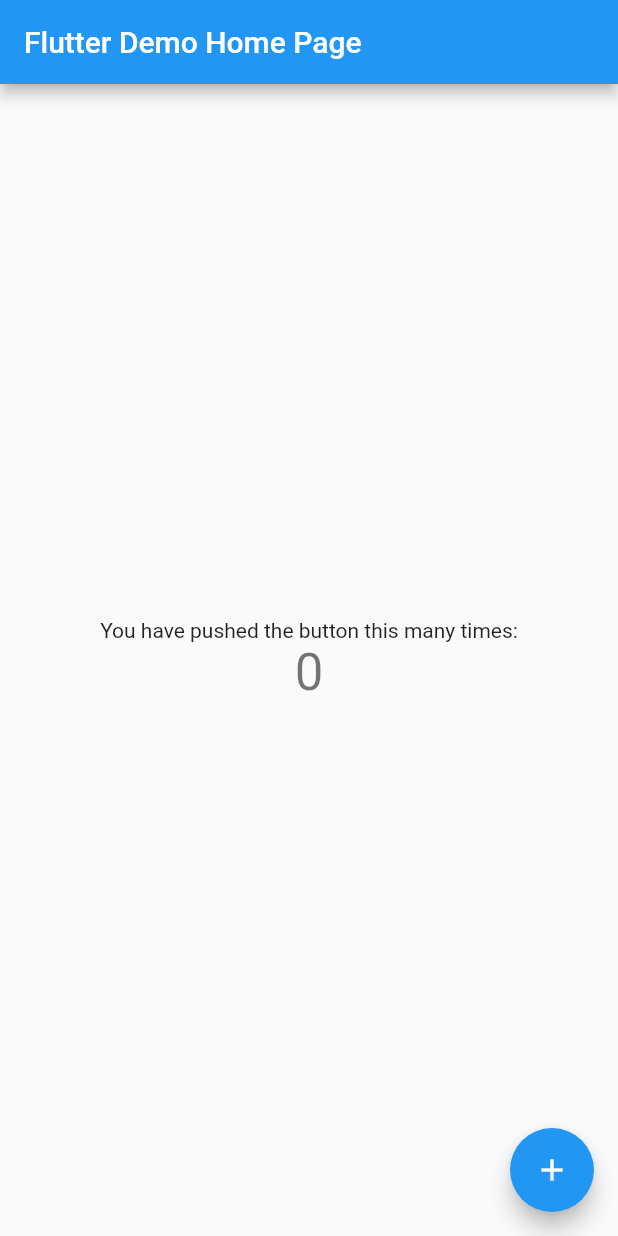
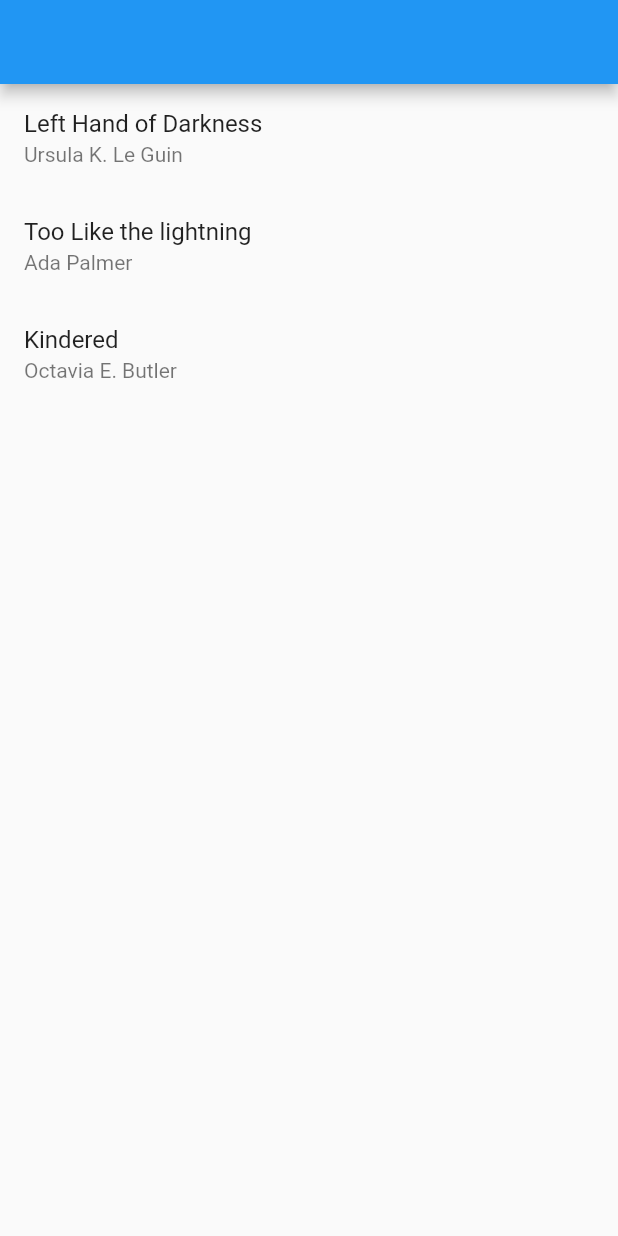
Before and after one commit to kaleidot725-flutter/navigator, a Flutter app: the screen it shows after launch, on a phone screen of 412 x 824 dp. Run offline on Flutter 3.47's test engine with Material 2 defaults, Android fonts, the phone set to English and light mode, and no system bars.

Commit message:
feat: navigator 2.0 sample

```diff
--- /dev/null
+++ b/navigator_sample/lib/book.dart
@@ -0,0 +1,6 @@
+class Book {
+  final String title;
+  final String author;
+
+  Book(this.title, this.author);
+}
--- a/navigator_sample/lib/main.dart
+++ b/navigator_sample/lib/main.dart
@@ -1,115 +1,128 @@
 import 'package:flutter/material.dart';
+import 'package:navigator_sample/book.dart';
 
 void main() {
-  runApp(const MyApp());
+  runApp(BooksApp());
 }
 
-class MyApp extends StatelessWidget {
-  const MyApp({Key? key}) : super(key: key);
+class BooksApp extends StatefulWidget {
+  @override
+  State<StatefulWidget> createState() => _BooksAppState();
+}
 
-  // This widget is the root of your application.
+class _BooksAppState extends State<BooksApp> {
+  Book? _selectedBook;
+
+  List<Book> books = [
+    Book('Left Hand of Darkness', "Ursula K. Le Guin"),
+    Book('Too Like the lightning', 'Ada Palmer'),
+    Book('Kindered', 'Octavia E. Butler'),
+  ];
+
   @override
   Widget build(BuildContext context) {
     return MaterialApp(
-      title: 'Flutter Demo',
-      theme: ThemeData(
-        // This is the theme of your application.
-        //
-        // Try running your application with "flutter run". You'll see the
-        // application has a blue toolbar. Then, without quitting the app, try
-        // changing the primarySwatch below to Colors.green and then invoke
-        // "hot reload" (press "r" in the console where you ran "flutter run",
-        // or simply save your changes to "hot reload" in a Flutter IDE).
-        // Notice that the counter didn't reset back to zero; the application
-        // is not restarted.
-        primarySwatch: Colors.blue,
+      title: 'Books App',
+      home: Navigator(
+        pages: [
+          MaterialPage(
+            key: const ValueKey('BooksListPage'),
+            child: BookListScreen(
+              books: books,
+              onTapped: _handleBookTapped,
+            ),
+          ),
+          if (_selectedBook != null) BookDetailsPage(book: _selectedBook!)
+        ],
+        onPopPage: (route, result) {
+          if (!route.didPop(result)) {
+            return false;
+          }
+
+          setState(() {
+            _selectedBook = null;
+          });
+
+          return true;
+        },
       ),
-      home: const MyHomePage(title: 'Flutter Demo Home Page'),
+    );
+  }
+
+  void _handleBookTapped(Book book) {
+    setState(() {
+      _selectedBook = book;
+    });
+  }
+}
+
+class BookDetailsPage extends Page {
+  final Book book;
+
+  BookDetailsPage({
+    required this.book,
+  }) : super(key: ValueKey(book));
+
+  Route createRoute(BuildContext context) {
+    return MaterialPageRoute(
+      settings: this,
+      builder: (BuildContext context) {
+        return BookDetailsScreen(book: book);
+      },
     );
   }
 }
 
-class MyHomePage extends StatefulWidget {
-  const MyHomePage({Key? key, required this.title}) : super(key: key);
+class BookListScreen extends StatelessWidget {
+  final List<Book> books;
+  final ValueChanged<Book> onTapped;
 
-  // This widget is the home page of your application. It is stateful, meaning
-  // that it has a State object (defined below) that contains fields that affect
-  // how it looks.
-
-  // This class is the configuration for the state. It holds the values (in this
-  // case the title) provided by the parent (in this case the App widget) and
-  // used by the build method of the State. Fields in a Widget subclass are
-  // always marked "final".
-
-  final String title;
-
-  @override
-  State<MyHomePage> createState() => _MyHomePageState();
-}
-
-class _MyHomePageState extends State<MyHomePage> {
-  int _counter = 0;
-
-  void _incrementCounter() {
-    setState(() {
-      // This call to setState tells the Flutter framework that something has
-      // changed in this State, which causes it to rerun the build method below
-      // so that the display can reflect the updated values. If we changed
-      // _counter without calling setState(), then the build method would not be
-      // called again, and so nothing would appear to happen.
-      _counter++;
-    });
-  }
+  BookListScreen({
+    required this.books,
+    required this.onTapped,
+  });
 
   @override
   Widget build(BuildContext context) {
-    // This method is rerun every time setState is called, for instance as done
-    // by the _incrementCounter method above.
-    //
-    // The Flutter framework has been optimized to make rerunning build methods
-    // fast, so that you can just rebuild anything that needs updating rather
-    // than having to individually change instances of widgets.
     return Scaffold(
-      appBar: AppBar(
-        // Here we take the value from the MyHomePage object that was created by
-        // the App.build method, and use it to set our appbar title.
-        title: Text(widget.title),
+      appBar: AppBar(),
+      body: ListView(
+        children: [
+          for (var book in books)
+            ListTile(
+              title: Text(book.title),
+              subtitle: Text(book.author),
+              onTap: () => onTapped(book),
+            )
+        ],
       ),
-      body: Center(
-        // Center is a layout widget. It takes a single child and positions it
-        // in the middle of the parent.
+    );
+  }
+}
+
+class BookDetailsScreen extends StatelessWidget {
+  final Book book;
+
+  BookDetailsScreen({
+    required this.book,
+  });
+
+  @override
+  Widget build(BuildContext context) {
+    return Scaffold(
+      appBar: AppBar(),
+      body: Padding(
+        padding: const EdgeInsets.all(8),
         child: Column(
-          // Column is also a layout widget. It takes a list of children and
-          // arranges them vertically. By default, it sizes itself to fit its
-          // children horizontally, and tries to be as tall as its parent.
-          //
-          // Invoke "debug painting" (press "p" in the console, choose the
-          // "Toggle Debug Paint" action from the Flutter Inspector in Android
-          // Studio, or the "Toggle Debug Paint" command in Visual Studio Code)
-          // to see the wireframe for each widget.
-          //
-          // Column has various properties to control how it sizes itself and
-          // how it positions its children. Here we use mainAxisAlignment to
-          // center the children vertically; the main axis here is the vertical
-          // axis because Columns are vertical (the cross axis would be
-          // horizontal).
-          mainAxisAlignment: MainAxisAlignment.center,
-          children: <Widget>[
-            const Text(
-              'You have pushed the button this many times:',
-            ),
-            Text(
-              '$_counter',
-              style: Theme.of(context).textTheme.headline4,
-            ),
+          crossAxisAlignment: CrossAxisAlignment.start,
+          children: [
+            ...[
+              Text(book.title, style: Theme.of(context).textTheme.headline6),
+              Text(book.author, style: Theme.of(context).textTheme.subtitle1)
+            ]
           ],
         ),
       ),
-      floatingActionButton: FloatingActionButton(
-        onPressed: _incrementCounter,
-        tooltip: 'Increment',
-        child: const Icon(Icons.add),
-      ), // This trailing comma makes auto-formatting nicer for build methods.
     );
   }
 }
```
